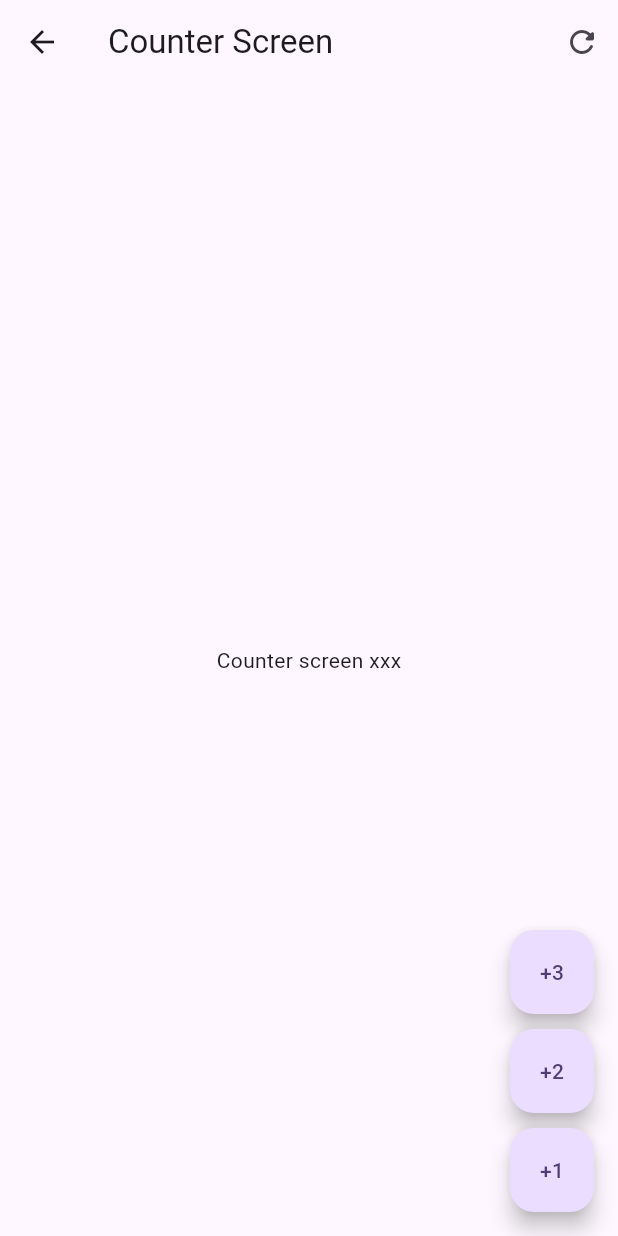
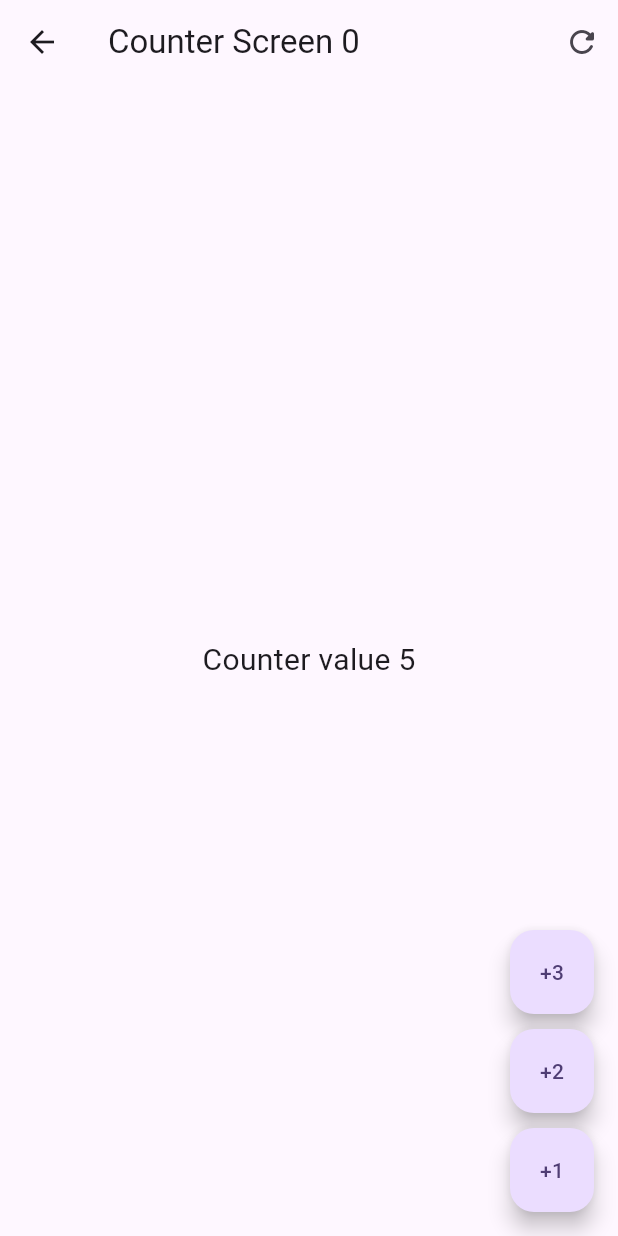
Before and after one commit to szuluaga-beep/forms_app, a Flutter app: the screen it shows after launch, after a tap on "Cubit", on a phone screen of 412 x 824 dp. Run offline on Flutter 3.47's test engine with Material 3 defaults, Android fonts, the phone set to English and light mode, and no system bars; our stand-ins replace flutter_bloc, go_router.

Commit message:
consultar y consumir countercubit

```diff
--- a/lib/presentation/screens/cubit_screen.dart
+++ b/lib/presentation/screens/cubit_screen.dart
@@ -1,19 +1,39 @@
 import 'package:flutter/material.dart';
+import 'package:flutter_bloc/flutter_bloc.dart';
+import 'package:forms_app/presentation/blocs/counter_cubit/counter_cubit.dart';
 
 class CubitScreen extends StatelessWidget {
   const CubitScreen({super.key});
 
   @override
   Widget build(BuildContext context) {
+    return BlocProvider(
+        create: (_) => CounterCubit(), child: const _CubitCounterView());
+  }
+}
+
+class _CubitCounterView extends StatelessWidget {
+  const _CubitCounterView();
+  @override
+  Widget build(BuildContext context) {
+    final counterState = context.watch<CounterCubit>().state;
+
     return Scaffold(
       appBar: AppBar(
-        title: const Text('Counter Screen'),
+        title:  Text('Counter Screen ${counterState.transactionCount}'),
         actions: [
           IconButton(onPressed: () {}, icon: const Icon(Icons.refresh_rounded))
         ],
       ),
-      body: const Center(
-        child: Text('Counter screen xxx'),
+      body: Center(
+        child: BlocBuilder<CounterCubit, CounterState>(
+          builder: (context, state) {
+            return Text(
+              'Counter value ${state.counter}',
+              style: const TextStyle(fontSize: 20),
+            );
+          },
+        ),
       ),
       floatingActionButton: Column(
         mainAxisAlignment: MainAxisAlignment.end,
@@ -23,13 +43,17 @@ class CubitScreen extends StatelessWidget {
             onPressed: () {},
             child: const Text('+3'),
           ),
-          const SizedBox(height: 10,),
+          const SizedBox(
+            height: 10,
+          ),
           FloatingActionButton(
             heroTag: '2',
             onPressed: () {},
             child: const Text('+2'),
           ),
-          const SizedBox(height: 10,),
+          const SizedBox(
+            height: 10,
+          ),
           FloatingActionButton(
             heroTag: '3',
             onPressed: () {},
```
